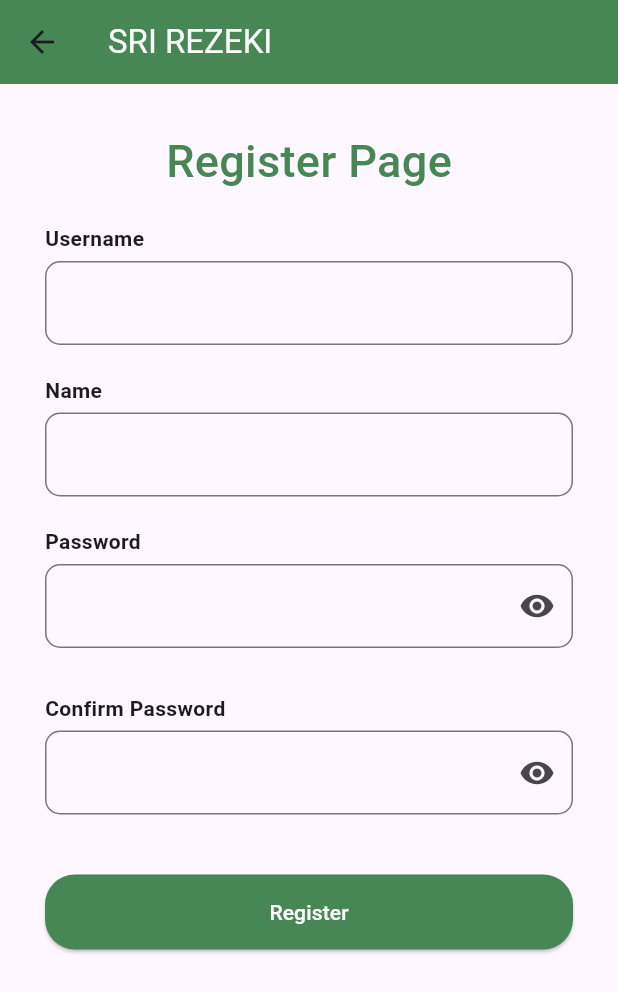
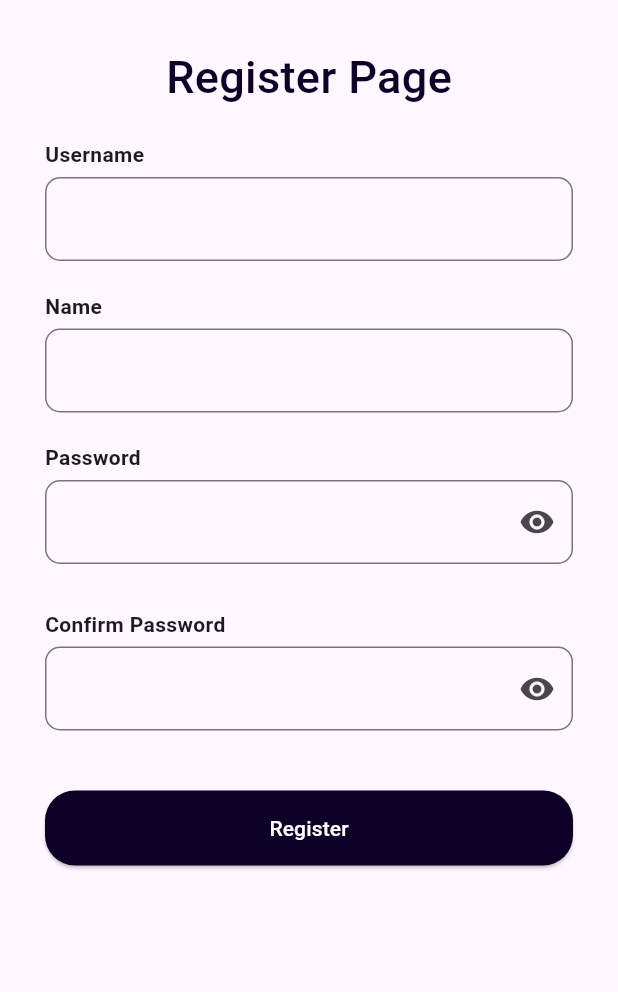
Before and after one commit to Saepul-alam/mystock, a Flutter app: the RegisterView screen opened by its route, on a phone screen of 412 x 824 dp. Shown: the top 992 px of the screen. Run offline on Flutter 3.47's test engine with Material 3 defaults, Android fonts, the phone set to English and light mode, and no system bars; our stand-ins replace cloud_firestore, firebase_auth, firebase_core, get, get_storage; accounts and stored records are empty.

Commit message:
ubah dikit

```diff
--- a/lib/app/modules/login/controllers/login_controller.dart
+++ b/lib/app/modules/login/controllers/login_controller.dart
@@ -24,7 +24,7 @@ class LoginController extends GetxController {
           snackPosition: SnackPosition.TOP,
           duration: const Duration(seconds: 2),
           margin: const EdgeInsets.all(12),
-          colorText: Colors.green,
+          colorText: Color.fromARGB(255, 20, 78, 22),
           backgroundColor: Color.fromARGB(255, 255, 255, 255),
         );
         emailController.clear();
--- a/lib/app/modules/register/views/register_view.dart
+++ b/lib/app/modules/register/views/register_view.dart
@@ -31,12 +31,12 @@ class _RegisterViewState extends State<RegisterView> {
     return DefaultTabController(
         length: 3,
         child: Scaffold(
-          appBar: AppBar(
-            backgroundColor: Color(0xFF478755),
-            title: Text(
-              'SRI REZEKI',
-              style: TextStyle(color: Color(0xffffffff)),
-            ),
+          // appBar: AppBar(
+          //   backgroundColor: const Color.fromARGB(255, 14, 1, 39),
+          //   title: Text(
+          //     'SRI REZEKI',
+          //     style: TextStyle(color: Color(0xffffffff)),
+          //   ),
           // actions: [
           //   IconButton(
           //     onPressed: () {
@@ -56,7 +56,7 @@ class _RegisterViewState extends State<RegisterView> {
           //     ),
           //   ),
           // ],
-          ),
+          // ),
           body: Container(
             child: Stack(
               children: [
@@ -70,7 +70,7 @@ class _RegisterViewState extends State<RegisterView> {
                         child: const Text(
                           'Register Page',
                           style: TextStyle(
-                              color: Color(0xFF478755),
+                              color: const Color.fromARGB(255, 14, 1, 39),
                               fontWeight: FontWeight.w500,
                               fontSize: 30),
                         ),
@@ -188,7 +188,8 @@ class _RegisterViewState extends State<RegisterView> {
                         child: ElevatedButton(
                           style: ElevatedButton.styleFrom(
                             foregroundColor: Colors.white,
-                            backgroundColor: Color(0xFF478755),
+                            backgroundColor:
+                                const Color.fromARGB(255, 14, 1, 39),
                             shape: RoundedRectangleBorder(
                               borderRadius: BorderRadius.circular(20),
                             ),
--- a/lib/app/modules/reset_password/views/reset_password_view.dart
+++ b/lib/app/modules/reset_password/views/reset_password_view.dart
@@ -41,7 +41,7 @@ class ResetPasswordView extends GetView<ResetPasswordController> {
                       Container(
                         padding: const EdgeInsets.all(20),
                         child: const Text(
-                          'Msukan email anda untuk bisa mengubah password',
+                          'Masukan email anda untuk bisa mengubah password',
                           textAlign: TextAlign.left,
                           style: TextStyle(
                             color: Color.fromARGB(255, 14, 1, 39),
```
Also changed, not shown: lib/app/modules/home/views/home_view.dart (+11 -1 lines), assets/images/bg-splashscreen.png. Lines whose indentation alone changed are shown as unchanged.
